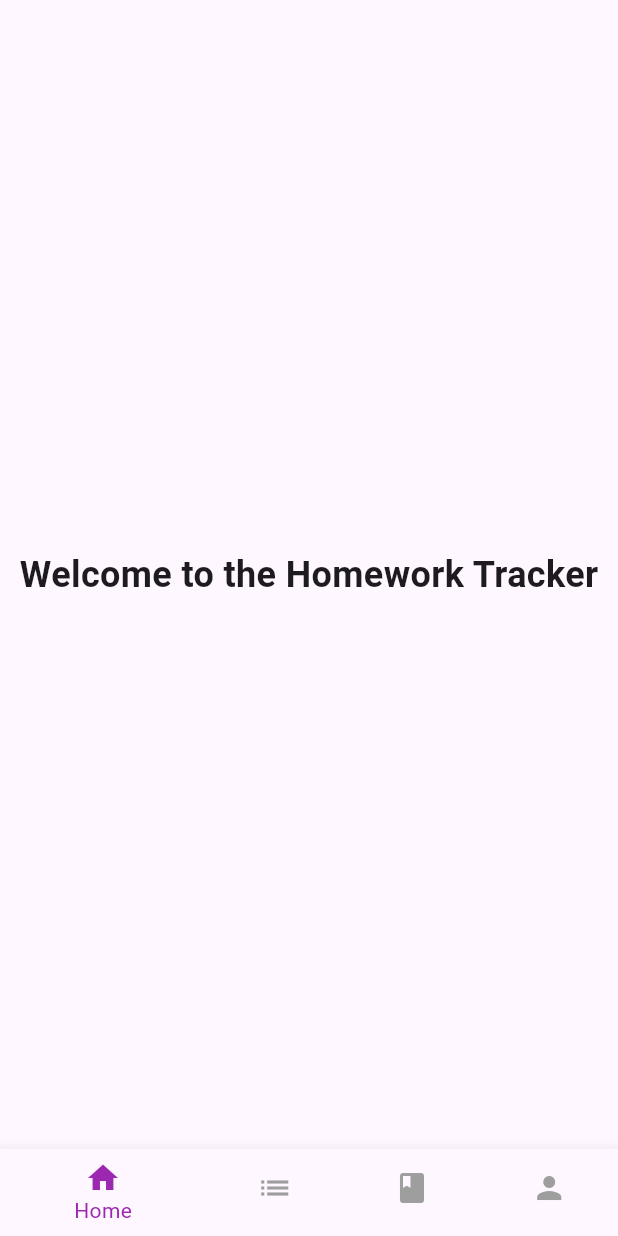
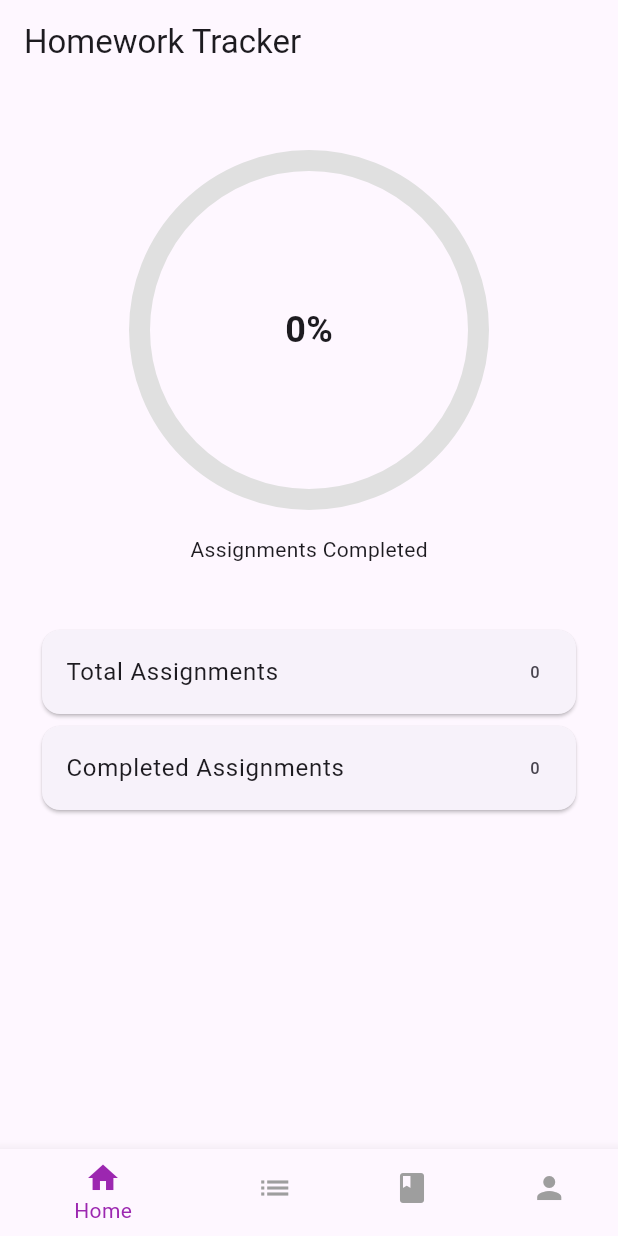
Before and after one commit to Sirius-Puppet/homeworktracker_keyboardsmashname, a Flutter app: the SplashScreen screen opened directly, on a phone screen of 412 x 824 dp. Run offline on Flutter 3.47's test engine with Material 3 defaults, Android fonts, the phone set to English and light mode, and no system bars; drawn by our look-alikes of percent_indicator; our stand-ins replace cloud_firestore, firebase_auth, firebase_core, firebase_database; accounts and stored records are empty; network calls fail.

Commit message:
added new tests, updated homescreen, changed colors to match theme of purple and white for now, and rewrote assignment list screen

```diff
--- a/lib/home_screen.dart
+++ b/lib/home_screen.dart
@@ -1,15 +1,79 @@
 import 'package:flutter/material.dart';
+import 'package:percent_indicator/circular_percent_indicator.dart';
+import '../presenters/assignment_presenter.dart';
 
-class HomeScreen extends StatelessWidget {
+class HomeScreen extends StatefulWidget {
   const HomeScreen({super.key});
 
   @override
+  State<HomeScreen> createState() => _HomeScreenState();
+}
+
+class _HomeScreenState extends State<HomeScreen> {
+  final AssignmentPresenter _presenter = AssignmentPresenter();
+  bool _loading = true;
+
+  @override
+  void initState() {
+    super.initState();
+    _loadAssignments();
+  }
+
+  Future<void> _loadAssignments() async {
+    await _presenter.loadAssignments();
+    if (mounted) {
+      setState(() => _loading = false);
+    }
+  }
+
+  @override
   Widget build(BuildContext context) {
+    final percent = _presenter.completionRatio;
+
     return Scaffold(
-      body: Center(
-        child: Text(
-          'Welcome to the Homework Tracker',
-          style: TextStyle(fontSize: 24, fontWeight: FontWeight.bold),
+      appBar: AppBar(
+        title: const Text('Homework Tracker'),
+      ),
+      body: _loading ? const Center(child: CircularProgressIndicator()) : Padding(
+        padding: const EdgeInsets.all(24.0),
+        child: Column(
+          children: [
+            const SizedBox(height:20),
+            Center(
+              child: CircularPercentIndicator(
+                radius: 120.0,
+                lineWidth: 14.0,
+                percent: percent,
+                center: Text(
+                  '${(percent * 100).round()}%',
+                  style: const TextStyle(
+                    fontSize: 24,
+                    fontWeight: FontWeight.bold,
+                  ),
+                ),
+                progressColor: Colors.green,
+                backgroundColor: Colors.grey.shade300,
+                animation: true,
+                animationDuration: 800,
+                footer: const Padding(
+                  padding: EdgeInsets.only(top: 16),
+                  child: Text('Assignments Completed'),
+                ),
+              ),
+            ),
+            const SizedBox(height: 40),
+            Card(
+              child: ListTile(
+                title: const Text('Total Assignments'),
+                trailing: Text ('${_presenter.totalAssignments}'),
+              )),
+              Card(
+                child: ListTile(
+                  title: const Text('Completed Assignments'),
+                  trailing: Text('${_presenter.completedAssignments}'),
+                ),
+              ),
+          ],
         ),
       ),
     );
--- a/lib/main.dart
+++ b/lib/main.dart
@@ -37,13 +37,13 @@ class SplashScreen extends StatefulWidget {
       builder: (context, snapshot) {
         if (snapshot.connectionState == ConnectionState.waiting) {
           return const Scaffold(
-            backgroundColor: Colors.blue,
+            backgroundColor: Colors.white,
             body: Center(
               child: Text(
                 'Homework Tracker',
                 style: TextStyle(
                   fontSize: 28,
-                  color: Colors.white,
+                  color: Colors.deepPurpleAccent,
                   fontWeight: FontWeight.bold,
                 ),
               ),
@@ -80,13 +80,13 @@ class _SplashScreenState extends State<SplashScreen> {
       builder: (context, snapshot) {
         if (snapshot.connectionState == ConnectionState.waiting) {
           return const Scaffold(
-            backgroundColor: Colors.blue,
+            backgroundColor: Colors.white,
             body: Center(
               child: Text(
                 'Homework Tracker',
                 style: TextStyle(
                   fontSize: 28,
-                  color: Colors.white,
+                  color: Colors.purple,
                   fontWeight: FontWeight.bold,
                 ),
               ),
--- a/lib/presenters/assignment_presenter.dart
+++ b/lib/presenters/assignment_presenter.dart
@@ -18,4 +18,10 @@ class AssignmentPresenter {
     await Assignment.updateCompletionStatus(index, _assignments);
     _assignments[index].isCompleted = !_assignments[index].isCompleted;
   }
+
+  int get totalAssignments => _assignments.length;
+
+  int get completedAssignments => _assignments.where((a) => a.isCompleted).length;
+
+  double get completionRatio => totalAssignments == 0 ? 0 : completedAssignments / totalAssignments;
 }
--- a/lib/views/login_screen.dart
+++ b/lib/views/login_screen.dart
@@ -45,7 +45,7 @@ class _LoginScreenState extends State<LoginScreen> {
         child: Column(
           children: [
             if (_errorMessage != null)
-              Text(_errorMessage!, style: const TextStyle(color: Colors.red)),
+              Text(_errorMessage!, style: const TextStyle(color: Colors.purple)),
               TextField(
                 controller: _emailController,
                 decoration: const InputDecoration(labelText: 'Email'),
--- a/lib/views/profile_screen.dart
+++ b/lib/views/profile_screen.dart
@@ -54,7 +54,7 @@ class ProfileScreen extends StatelessWidget {
               label: const Text('Logout'),
               style: ElevatedButton.styleFrom(
                 minimumSize: const Size.fromHeight(50),
-                backgroundColor: Colors.redAccent,
+                backgroundColor: Colors.lightBlueAccent,
               ),
             ),
           ],
--- a/lib/views/signup_screen.dart
+++ b/lib/views/signup_screen.dart
@@ -58,7 +58,7 @@ class _SignupScreenState extends State<SignupScreen> {
         padding: const EdgeInsets.all(16.0),
         child: Column(
           children: [
-            if (_errorMessage != null) Text(_errorMessage!, style: const TextStyle(color: Colors.red),),
+            if (_errorMessage != null) Text(_errorMessage!, style: const TextStyle(color: Colors.purple),),
             TextField(
               controller: _emailController,
               decoration: const InputDecoration(labelText: 'Email'),
--- a/pubspec.yaml
+++ b/pubspec.yaml
@@ -34,6 +34,7 @@ dependencies:
   firebase_auth: ^5.5.3
   cloud_firestore: ^5.6.7
   firebase_database: ^11.3.5
+  percent_indicator: ^4.2.5
 
   # The following adds the Cupertino Icons font to your application.
   # Use with the CupertinoIcons class for iOS style icons.
```
Also changed, not shown: lib/views/assignment_list_screen.dart (+33 -18 lines), pubspec.lock, 4 other files.
